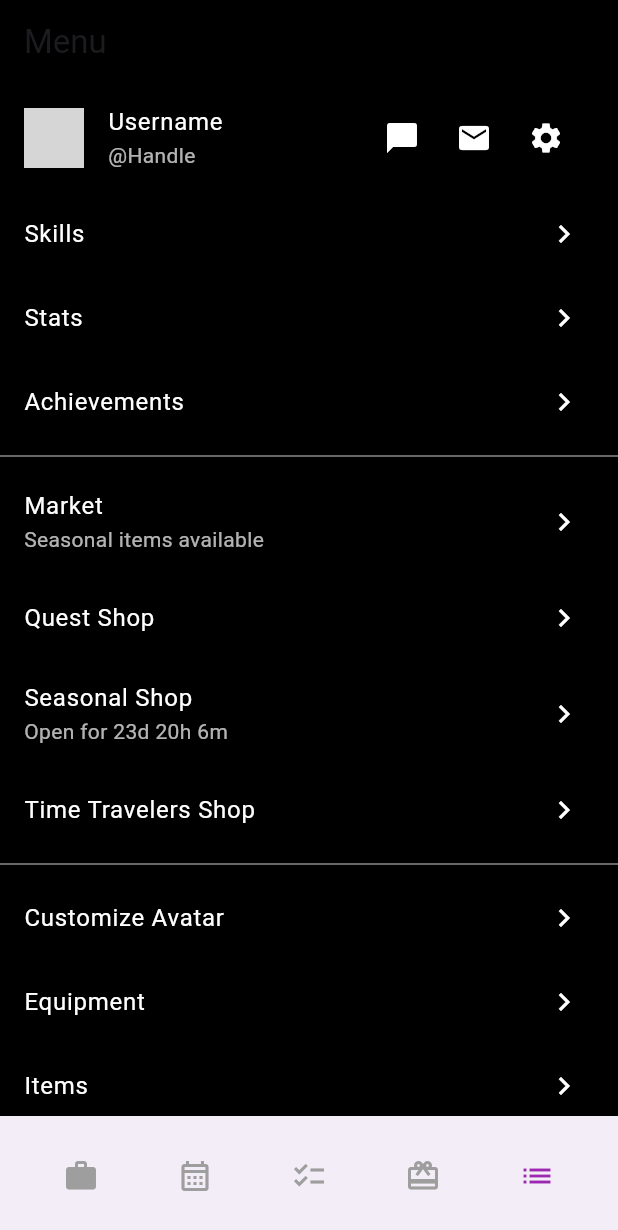
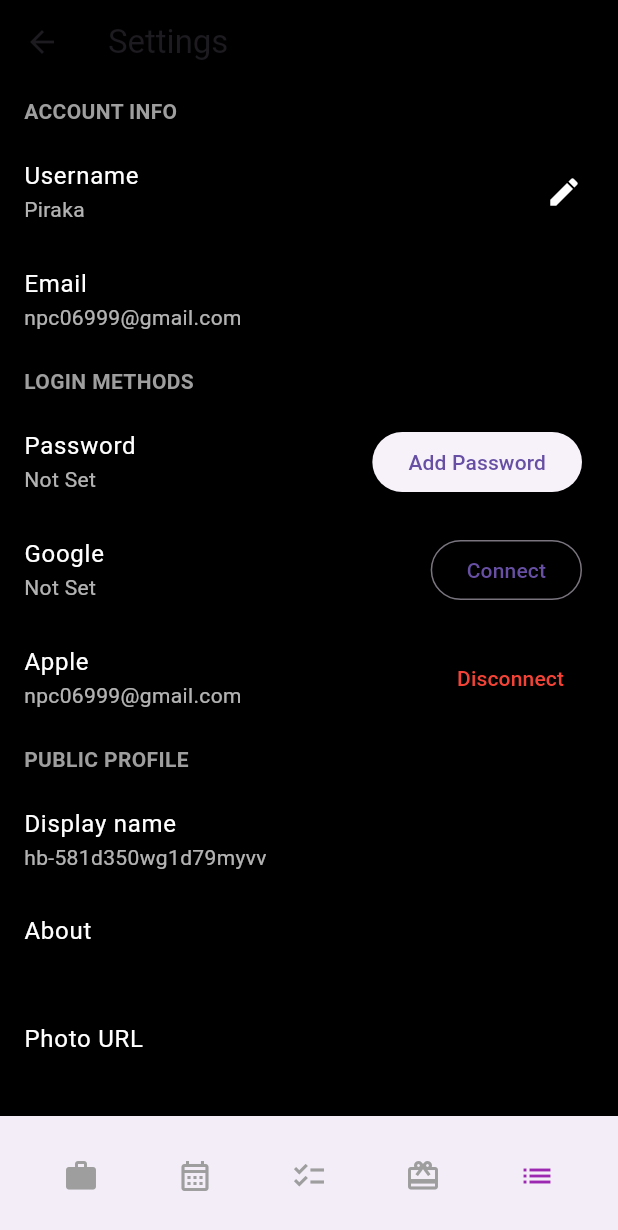
Before and after one commit to NPCuong069/habitpunk_final, a Flutter app: the screen it shows after launch, item 5 of the bottom bar chosen, after a tap on the "settings" icon, on a phone screen of 412 x 824 dp. Shown: the top 1230 px of the screen. Run offline on Flutter 3.47's test engine with Material 3 defaults, Android fonts, the phone set to English and light mode, and no system bars; network calls fail; grey boxes are pictures that could not be loaded.

Commit message:
new settings

```diff
--- a/lib/src/ui/pages/setting_page.dart
+++ b/lib/src/ui/pages/setting_page.dart
@@ -1,4 +1,5 @@
 import 'package:flutter/material.dart';
+import 'package:habitpunk/src/ui/pages/settings/account_settings.dart';
 
 class SettingsPage extends StatelessWidget {
   @override
@@ -60,8 +61,11 @@ class SettingsPage extends StatelessWidget {
           ),
           IconButton(
             icon: Icon(Icons.settings, color: Colors.white),
-            onPressed: () {
-              // Handle settings action
+          onPressed: () {
+              // Navigate to the SettingsPage
+              Navigator.of(context).push(MaterialPageRoute(
+                builder: (context) => AccountSettingsPage(),
+              ));
             },
           ),
         ],
--- /dev/null
+++ b/lib/src/ui/pages/settings/account_settings.dart
@@ -0,0 +1,64 @@
+import 'package:flutter/material.dart';
+
+class AccountSettingsPage extends StatelessWidget {
+  @override
+  Widget build(BuildContext context) {
+    return Scaffold(
+      appBar: AppBar(
+        title: Text('Settings'),
+        backgroundColor: Colors.black,
+      ),
+      backgroundColor: Colors.black,
+      body: ListView(
+        children: [
+          _buildSectionHeader('ACCOUNT INFO'),
+          _buildListTile(context, 'Username', 'Piraka', trailing: Icon(Icons.edit, color: Colors.white)),
+          _buildListTile(context, 'Email', 'npc06999@gmail.com'),
+          _buildSectionHeader('LOGIN METHODS'),
+          _buildListTile(context, 'Password', 'Not Set', trailing: ElevatedButton(onPressed: () {}, child: Text('Add Password'))),
+          _buildListTile(context, 'Google', 'Not Set', trailing: OutlinedButton(onPressed: () {}, child: Text('Connect'))),
+          _buildListTile(context, 'Apple', 'npc06999@gmail.com', trailing: TextButton(onPressed: () {}, child: Text('Disconnect', style: TextStyle(color: Colors.red)))),
+          _buildSectionHeader('PUBLIC PROFILE'),
+          _buildListTile(context, 'Display name', 'hb-581d350wg1d79myvv'),
+          _buildListTile(context, 'About', ''),
+          _buildListTile(context, 'Photo URL', ''),
+          _buildSectionHeader('API'),
+          _buildListTile(context, 'User ID', 'b93aaa57-4900-41cb-907c-4aa997417240'),
+          _buildListTile(context, 'API Key', 'Copy Token. Be careful, this is a password!'),
+          _buildListTile(context, 'Fix Character Values', '', isNavigation: true),
+          _buildSectionHeader('DANGER ZONE'),
+          ListTile(
+            title: Text('Reset Account', style: TextStyle(color: Colors.red)),
+            onTap: () {
+              // Handle reset account
+            },
+          ),
+          ListTile(
+            title: Text('Delete Account', style: TextStyle(color: Colors.red)),
+            onTap: () {
+              // Handle delete account
+            },
+          ),
+        ],
+      ),
+    );
+  }
+
+  Widget _buildSectionHeader(String title) {
+    return Padding(
+      padding: const EdgeInsets.symmetric(vertical: 8.0, horizontal: 16.0),
+      child: Text(title, style: TextStyle(color: Colors.grey, fontWeight: FontWeight.bold)),
+    );
+  }
+
+  Widget _buildListTile(BuildContext context, String title, String subtitle, {Widget? trailing, bool isNavigation = false}) {
+    return ListTile(
+      title: Text(title, style: TextStyle(color: Colors.white)),
+      subtitle: Text(subtitle, style: TextStyle(color: Colors.white70)),
+      trailing: trailing,
+      onTap: isNavigation ? () {
+        // Handle navigation
+      } : null,
+    );
+  }
+}
```
